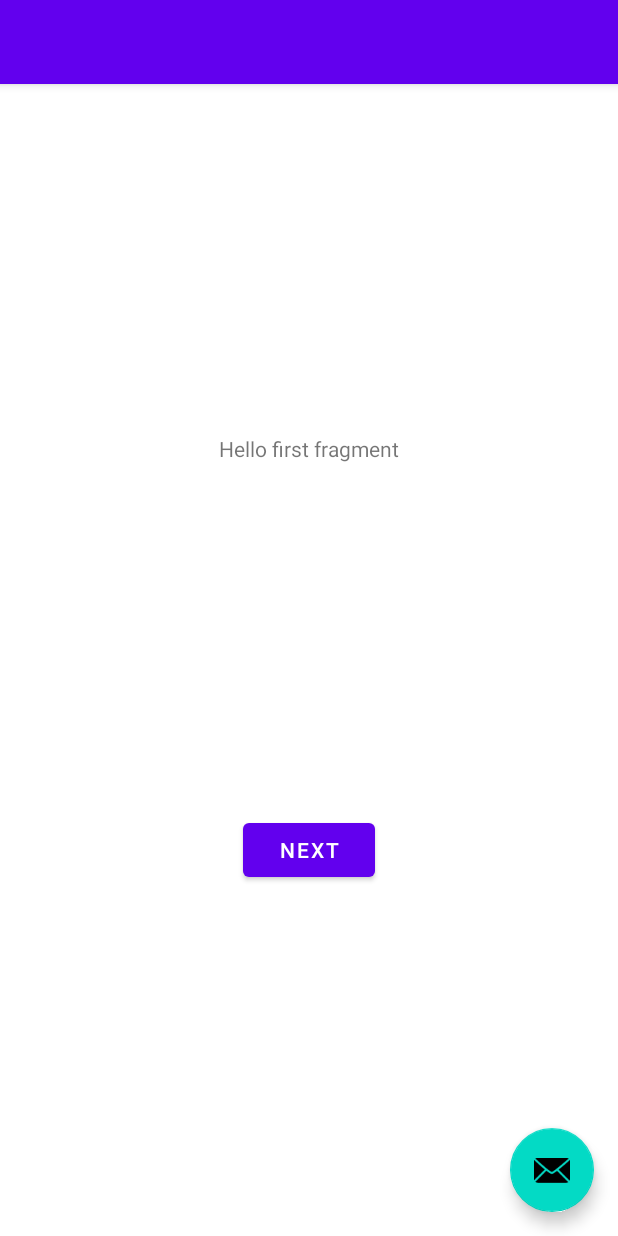
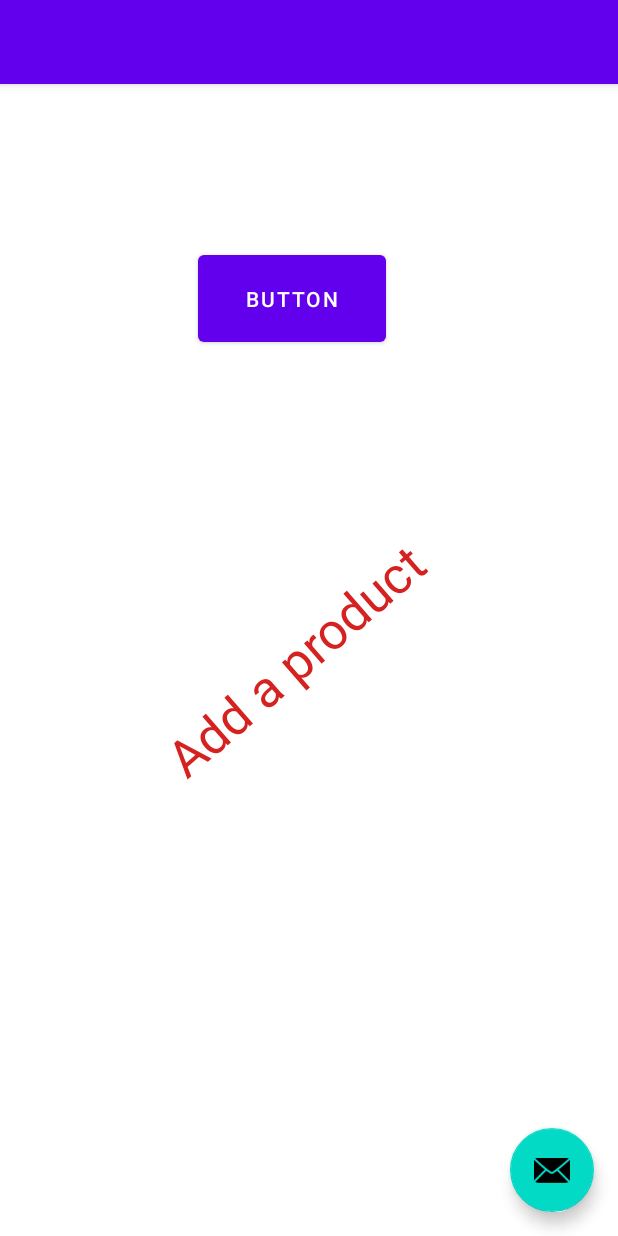
Before and after one commit to benagnes/MentalHealthTracker, an Android app: the layout activity_main.xml on its own in the app's theme, with its tools: preview values and no code run, on a phone screen of 412 x 824 dp. Run offline under Robolectric (Android 15) with nearby library versions, the phone set to English and light mode, and no system bars.

Commit message:
fix runtime errors

```diff
--- a/app/build.gradle
+++ b/app/build.gradle
@@ -35,7 +35,7 @@ dependencies {
     implementation 'androidx.constraintlayout:constraintlayout:1.1.3'
     implementation 'androidx.navigation:navigation-fragment:2.2.2'
     implementation 'androidx.navigation:navigation-ui:2.2.2'
-    testImplementation 'junit:junit:4.+'
+    testImplementation 'junit:junit:4.13.1'
     androidTestImplementation 'androidx.test.ext:junit:1.1.1'
     androidTestImplementation 'androidx.test.espresso:espresso-core:3.2.0'
 }
--- a/app/src/main/AndroidManifest.xml
+++ b/app/src/main/AndroidManifest.xml
@@ -10,7 +10,7 @@
         android:supportsRtl="true"
         android:theme="@style/Theme.MentalHealthTracker">
         <activity
-            android:name="com.example.com.mentalhealthtracker.MainActivity"
+            android:name="com.example.mentalhealthtracker.MainActivity"
             android:label="@string/app_name"
             android:theme="@style/Theme.MentalHealthTracker.NoActionBar">
             <intent-filter>
--- a/app/src/main/res/layout/content_main.xml
+++ b/app/src/main/res/layout/content_main.xml
@@ -1,19 +1,34 @@
 <?xml version="1.0" encoding="utf-8"?>
 <androidx.constraintlayout.widget.ConstraintLayout xmlns:android="http://schemas.android.com/apk/res/android"
     xmlns:app="http://schemas.android.com/apk/res-auto"
+    xmlns:tools="http://schemas.android.com/tools"
     android:layout_width="match_parent"
     android:layout_height="match_parent"
     app:layout_behavior="@string/appbar_scrolling_view_behavior">
 
-    <fragment
-        android:id="@+id/nav_host_fragment"
-        android:name="androidx.navigation.fragment.NavHostFragment"
-        android:layout_width="0dp"
-        android:layout_height="0dp"
-        app:defaultNavHost="true"
+    <TextView
+        android:id="@+id/textView3"
+        android:layout_width="wrap_content"
+        android:layout_height="wrap_content"
+        android:layout_marginEnd="108dp"
+        android:layout_marginRight="108dp"
+        android:rotation="-41"
+        android:text="Add a product"
+        android:textAppearance="@style/TextAppearance.AppCompat.Display1"
+        android:textColor="#D62121"
         app:layout_constraintBottom_toBottomOf="parent"
-        app:layout_constraintLeft_toLeftOf="parent"
-        app:layout_constraintRight_toRightOf="parent"
-        app:layout_constraintTop_toTopOf="parent"
-        app:navGraph="@navigation/nav_graph" />
+        app:layout_constraintEnd_toEndOf="parent"
+        app:layout_constraintTop_toTopOf="parent" />
+
+    <Button
+        android:id="@+id/button4"
+        android:layout_width="125dp"
+        android:layout_height="70dp"
+        android:layout_marginStart="132dp"
+        android:layout_marginLeft="132dp"
+        android:layout_marginTop="108dp"
+        android:text="Button"
+        app:layout_constraintStart_toStartOf="parent"
+        app:layout_constraintTop_toTopOf="parent" />
+
 </androidx.constraintlayout.widget.ConstraintLayout>
```
Also changed, not shown: gradle/wrapper/gradle-wrapper.properties.
